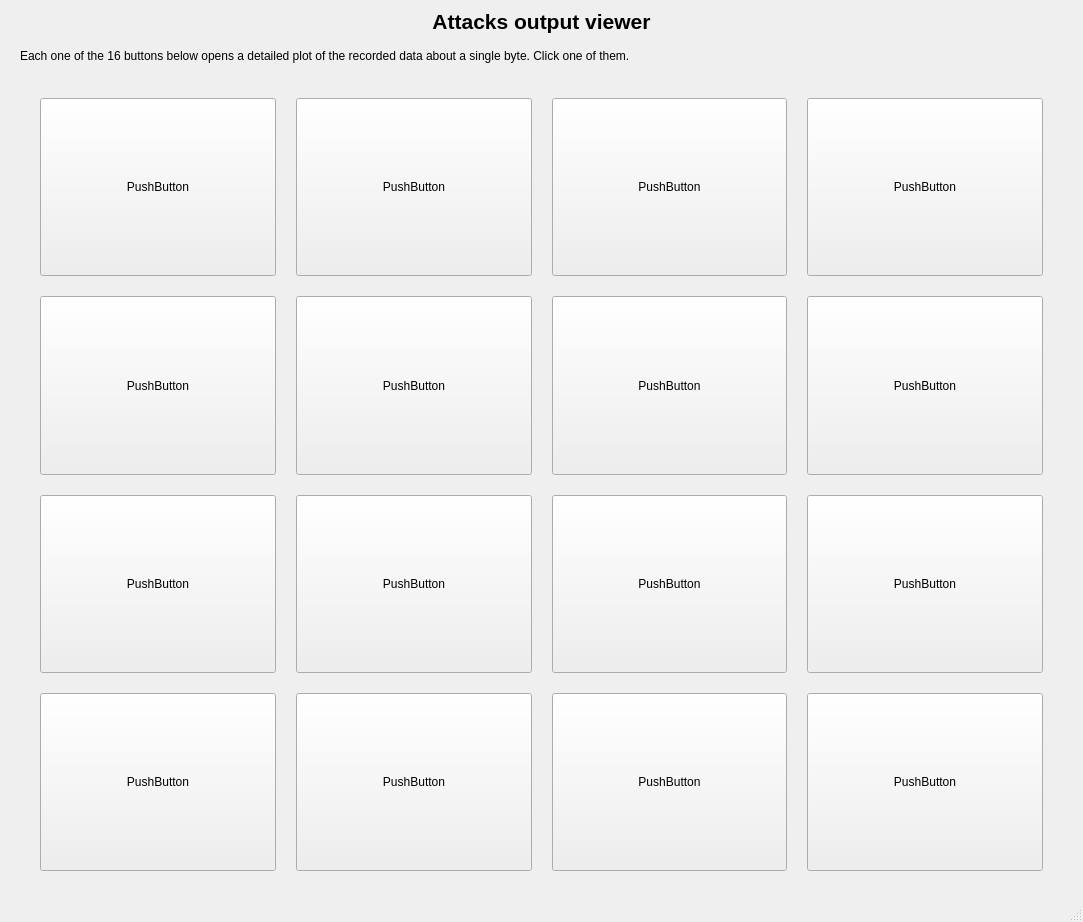
Qt form src/ui/mainwindow_buttons.ui (leonardogargani/attacks_output_viewer) before a commit.
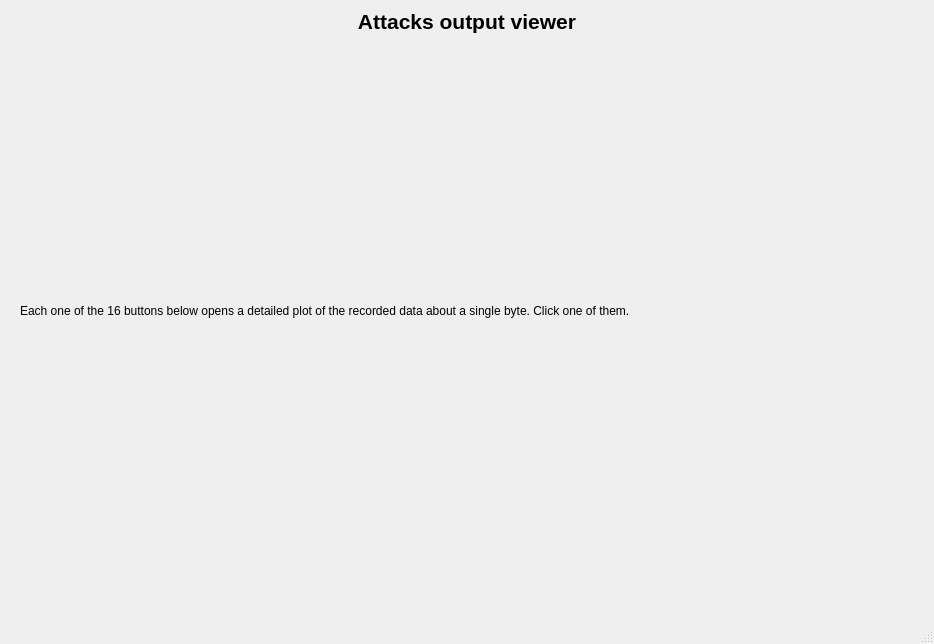
The same form after that commit.

Commit message: Add new version of main.py with dynamic buttons

What changed in the file:
```diff
--- a/src/ui/mainwindow_buttons.ui
+++ b/src/ui/mainwindow_buttons.ui
@@ -6,8 +6,8 @@
    <rect>
     <x>0</x>
     <y>0</y>
-    <width>1083</width>
-    <height>922</height>
+    <width>934</width>
+    <height>644</height>
    </rect>
   </property>
   <property name="windowTitle">
@@ -57,7 +57,7 @@
      </widget>
     </item>
     <item>
-     <layout class="QGridLayout" name="gridLayout" columnstretch="1,1,1,1">
+     <layout class="QGridLayout" name="gridLayout" columnstretch="0">
       <property name="leftMargin">
        <number>20</number>
       </property>
@@ -73,310 +73,6 @@
       <property name="spacing">
        <number>20</number>
       </property>
-      <item row="2" column="1">
-       <widget class="QPushButton" name="pushButton_11">
-        <property name="sizePolicy">
-         <sizepolicy hsizetype="Expanding" vsizetype="Expanding">
-          <horstretch>0</horstretch>
-          <verstretch>0</verstretch>
-         </sizepolicy>
-        </property>
-        <property name="baseSize">
-         <size>
-          <width>0</width>
-          <height>0</height>
-         </size>
-        </property>
-        <property name="text">
-         <string>PushButton</string>
-        </property>
-       </widget>
-      </item>
-      <item row="0" column="1">
-       <widget class="QPushButton" name="pushButton_3">
-        <property name="sizePolicy">
-         <sizepolicy hsizetype="Expanding" vsizetype="Expanding">
-          <horstretch>0</horstretch>
-          <verstretch>0</verstretch>
-         </sizepolicy>
-        </property>
-        <property name="baseSize">
-         <size>
-          <width>0</width>
-          <height>0</height>
-         </size>
-        </property>
-        <property name="text">
-         <string>PushButton</string>
-        </property>
-       </widget>
-      </item>
-      <item row="3" column="3">
-       <widget class="QPushButton" name="pushButton_14">
-        <property name="sizePolicy">
-         <sizepolicy hsizetype="Expanding" vsizetype="Expanding">
-          <horstretch>0</horstretch>
-          <verstretch>0</verstretch>
-         </sizepolicy>
-        </property>
-        <property name="baseSize">
-         <size>
-          <width>0</width>
-          <height>0</height>
-         </size>
-        </property>
-        <property name="text">
-         <string>PushButton</string>
-        </property>
-       </widget>
-      </item>
-      <item row="0" column="2">
-       <widget class="QPushButton" name="pushButton_6">
-        <property name="sizePolicy">
-         <sizepolicy hsizetype="Expanding" vsizetype="Expanding">
-          <horstretch>0</horstretch>
-          <verstretch>0</verstretch>
-         </sizepolicy>
-        </property>
-        <property name="baseSize">
-         <size>
-          <width>0</width>
-          <height>0</height>
-         </size>
-        </property>
-        <property name="text">
-         <string>PushButton</string>
-        </property>
-       </widget>
-      </item>
-      <item row="3" column="0">
-       <widget class="QPushButton" name="pushButton_17">
-        <property name="sizePolicy">
-         <sizepolicy hsizetype="Expanding" vsizetype="Expanding">
-          <horstretch>0</horstretch>
-          <verstretch>0</verstretch>
-         </sizepolicy>
-        </property>
-        <property name="baseSize">
-         <size>
-          <width>0</width>
-          <height>0</height>
-         </size>
-        </property>
-        <property name="text">
-         <string>PushButton</string>
-        </property>
-       </widget>
-      </item>
-      <item row="3" column="1">
-       <widget class="QPushButton" name="pushButton_16">
-        <property name="sizePolicy">
-         <sizepolicy hsizetype="Expanding" vsizetype="Expanding">
-          <horstretch>0</horstretch>
-          <verstretch>0</verstretch>
-         </sizepolicy>
-        </property>
-        <property name="baseSize">
-         <size>
-          <width>0</width>
-          <height>0</height>
-         </size>
-        </property>
-        <property name="text">
-         <string>PushButton</string>
-        </property>
-       </widget>
-      </item>
-      <item row="2" column="2">
-       <widget class="QPushButton" name="pushButton_12">
-        <property name="sizePolicy">
-         <sizepolicy hsizetype="Expanding" vsizetype="Expanding">
-          <horstretch>0</horstretch>
-          <verstretch>0</verstretch>
-         </sizepolicy>
-        </property>
-        <property name="baseSize">
-         <size>
-          <width>0</width>
-          <height>0</height>
-         </size>
-        </property>
-        <property name="text">
-         <string>PushButton</string>
-        </property>
-       </widget>
-      </item>
-      <item row="0" column="3">
-       <widget class="QPushButton" name="pushButton_8">
-        <property name="sizePolicy">
-         <sizepolicy hsizetype="Expanding" vsizetype="Expanding">
-          <horstretch>0</horstretch>
-          <verstretch>0</verstretch>
-         </sizepolicy>
-        </property>
-        <property name="baseSize">
-         <size>
-          <width>0</width>
-          <height>0</height>
-         </size>
-        </property>
-        <property name="text">
-         <string>PushButton</string>
-        </property>
-       </widget>
-      </item>
-      <item row="0" column="0">
-       <widget class="QPushButton" name="pushButton_2">
-        <property name="sizePolicy">
-         <sizepolicy hsizetype="Expanding" vsizetype="Expanding">
-          <horstretch>0</horstretch>
-          <verstretch>0</verstretch>
-         </sizepolicy>
-        </property>
-        <property name="baseSize">
-         <size>
-          <width>0</width>
-          <height>0</height>
-         </size>
-        </property>
-        <property name="text">
-         <string>PushButton</string>
-        </property>
-       </widget>
-      </item>
-      <item row="1" column="3">
-       <widget class="QPushButton" name="pushButton_9">
-        <property name="sizePolicy">
-         <sizepolicy hsizetype="Expanding" vsizetype="Expanding">
-          <horstretch>0</horstretch>
-          <verstretch>0</verstretch>
-         </sizepolicy>
-        </property>
-        <property name="baseSize">
-         <size>
-          <width>0</width>
-          <height>0</height>
-         </size>
-        </property>
-        <property name="text">
-         <string>PushButton</string>
-        </property>
-       </widget>
-      </item>
-      <item row="2" column="0">
-       <widget class="QPushButton" name="pushButton_10">
-        <property name="sizePolicy">
-         <sizepolicy hsizetype="Expanding" vsizetype="Expanding">
-          <horstretch>0</horstretch>
-          <verstretch>0</verstretch>
-         </sizepolicy>
-        </property>
-        <property name="baseSize">
-         <size>
-          <width>0</width>
-          <height>0</height>
-         </size>
-        </property>
-        <property name="text">
-         <string>PushButton</string>
-        </property>
-       </widget>
-      </item>
-      <item row="2" column="3">
-       <widget class="QPushButton" name="pushButton_13">
-        <property name="sizePolicy">
-         <sizepolicy hsizetype="Expanding" vsizetype="Expanding">
-          <horstretch>0</horstretch>
-          <verstretch>0</verstretch>
-         </sizepolicy>
-        </property>
-        <property name="baseSize">
-         <size>
-          <width>0</width>
-          <height>0</height>
-         </size>
-        </property>
-        <property name="text">
-         <string>PushButton</string>
-        </property>
-       </widget>
-      </item>
-      <item row="1" column="1">
-       <widget class="QPushButton" name="pushButton_5">
-        <property name="sizePolicy">
-         <sizepolicy hsizetype="Expanding" vsizetype="Expanding">
-          <horstretch>0</horstretch>
-          <verstretch>0</verstretch>
-         </sizepolicy>
-        </property>
-        <property name="baseSize">
-         <size>
-          <width>0</width>
-          <height>0</height>
-         </size>
-        </property>
-        <property name="text">
-         <string>PushButton</string>
-        </property>
-       </widget>
-      </item>
-      <item row="1" column="0">
-       <widget class="QPushButton" name="pushButton_4">
-        <property name="sizePolicy">
-         <sizepolicy hsizetype="Expanding" vsizetype="Expanding">
-          <horstretch>0</horstretch>
-          <verstretch>0</verstretch>
-         </sizepolicy>
-        </property>
-        <property name="baseSize">
-         <size>
-          <width>0</width>
-          <height>0</height>
-         </size>
-        </property>
-        <property name="text">
-         <string>PushButton</string>
-        </property>
-       </widget>
-      </item>
-      <item row="3" column="2">
-       <widget class="QPushButton" name="pushButton_15">
-        <property name="sizePolicy">
-         <sizepolicy hsizetype="Expanding" vsizetype="Expanding">
-          <horstretch>0</horstretch>
-          <verstretch>0</verstretch>
-         </sizepolicy>
-        </property>
-        <property name="baseSize">
-         <size>
-          <width>0</width>
-          <height>0</height>
-         </size>
-        </property>
-        <property name="text">
-         <string>PushButton</string>
-        </property>
-       </widget>
-      </item>
-      <item row="1" column="2">
-       <widget class="QPushButton" name="pushButton_7">
-        <property name="sizePolicy">
-         <sizepolicy hsizetype="Expanding" vsizetype="Expanding">
-          <horstretch>0</horstretch>
-          <verstretch>0</verstretch>
-         </sizepolicy>
-        </property>
-        <property name="baseSize">
-         <size>
-          <width>0</width>
-          <height>0</height>
-         </size>
-        </property>
-        <property name="text">
-         <string>PushButton</string>
-        </property>
-       </widget>
-      </item>
      </layout>
     </item>
    </layout>
```
Left out of the diff: 2 changed lines with no effect on the pictures. The commit also changes 1 other file.
